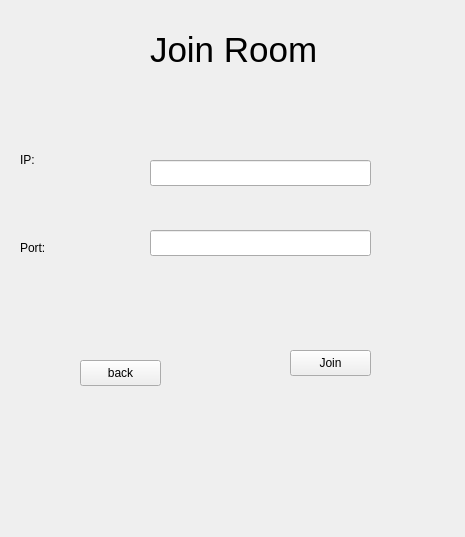
Old version of the form Client/Presentation/JoinRoom/JoinRoomPage.ui in the repository Mohsenhatami000/PlaTwo.
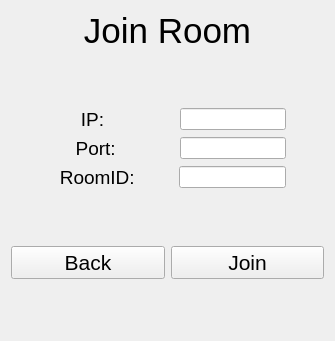
New version of the form.

Commit message: fix: resolve ui layout and logic

```diff
--- a/Client/Presentation/JoinRoom/JoinRoomPage.ui
+++ b/Client/Presentation/JoinRoom/JoinRoomPage.ui
@@ -6,98 +6,275 @@
    <rect>
     <x>0</x>
     <y>0</y>
-    <width>465</width>
-    <height>537</height>
+    <width>335</width>
+    <height>341</height>
    </rect>
   </property>
   <property name="windowTitle">
    <string>Form</string>
   </property>
-  <widget class="QLabel" name="label">
-   <property name="geometry">
-    <rect>
-     <x>150</x>
-     <y>10</y>
-     <width>261</width>
-     <height>81</height>
-    </rect>
-   </property>
-   <property name="text">
-    <string>&lt;html&gt;&lt;head/&gt;&lt;body&gt;&lt;p&gt;&lt;span style=&quot; font-size:26pt;&quot;&gt;Join Room&lt;/span&gt;&lt;/p&gt;&lt;/body&gt;&lt;/html&gt;</string>
-   </property>
-  </widget>
-  <widget class="QLabel" name="label_2">
-   <property name="geometry">
-    <rect>
-     <x>20</x>
-     <y>150</y>
-     <width>91</width>
-     <height>20</height>
-    </rect>
-   </property>
-   <property name="text">
-    <string>IP:</string>
-   </property>
-  </widget>
-  <widget class="QLabel" name="label_3">
-   <property name="geometry">
-    <rect>
-     <x>20</x>
-     <y>240</y>
-     <width>49</width>
-     <height>16</height>
-    </rect>
-   </property>
-   <property name="text">
-    <string>Port:</string>
-   </property>
-  </widget>
-  <widget class="QLineEdit" name="lineEdit_ip">
-   <property name="geometry">
-    <rect>
-     <x>150</x>
-     <y>160</y>
-     <width>221</width>
-     <height>26</height>
-    </rect>
-   </property>
-  </widget>
-  <widget class="QLineEdit" name="lineEdit_port">
-   <property name="geometry">
-    <rect>
-     <x>150</x>
-     <y>230</y>
-     <width>221</width>
-     <height>26</height>
-    </rect>
-   </property>
-  </widget>
-  <widget class="QPushButton" name="pushButtonback">
-   <property name="geometry">
-    <rect>
-     <x>80</x>
-     <y>360</y>
-     <width>81</width>
-     <height>26</height>
-    </rect>
-   </property>
-   <property name="text">
-    <string>back</string>
-   </property>
-  </widget>
-  <widget class="QPushButton" name="pushButtonjoin">
-   <property name="geometry">
-    <rect>
-     <x>290</x>
-     <y>350</y>
-     <width>81</width>
-     <height>26</height>
-    </rect>
-   </property>
-   <property name="text">
-    <string>Join</string>
-   </property>
-  </widget>
+  <layout class="QVBoxLayout" name="verticalLayout">
+   <item>
+    <widget class="QLabel" name="label_join_room">
+     <property name="text">
+      <string>&lt;html&gt;&lt;head/&gt;&lt;body&gt;&lt;p&gt;&lt;span style=&quot; font-size:26pt;&quot;&gt;Join Room&lt;/span&gt;&lt;/p&gt;&lt;/body&gt;&lt;/html&gt;</string>
+     </property>
+     <property name="alignment">
+      <set>Qt::AlignmentFlag::AlignCenter</set>
+     </property>
+    </widget>
+   </item>
+   <item>
+    <spacer name="verticalSpacer">
+     <property name="orientation">
+      <enum>Qt::Orientation::Vertical</enum>
+     </property>
+     <property name="sizeHint" stdset="0">
+      <size>
+       <width>20</width>
+       <height>40</height>
+      </size>
+     </property>
+    </spacer>
+   </item>
+   <item>
+    <layout class="QHBoxLayout" name="horizontalLayout_5">
+     <item>
+      <spacer name="horizontalSpacer_4">
+       <property name="orientation">
+        <enum>Qt::Orientation::Horizontal</enum>
+       </property>
+       <property name="sizeHint" stdset="0">
+        <size>
+         <width>40</width>
+         <height>20</height>
+        </size>
+       </property>
+      </spacer>
+     </item>
+     <item>
+      <widget class="QLabel" name="label_2">
+       <property name="font">
+        <font>
+         <pointsize>14</pointsize>
+        </font>
+       </property>
+       <property name="text">
+        <string>      IP:      </string>
+       </property>
+       <property name="alignment">
+        <set>Qt::AlignmentFlag::AlignCenter</set>
+       </property>
+      </widget>
+     </item>
+     <item>
+      <spacer name="horizontalSpacer">
+       <property name="orientation">
+        <enum>Qt::Orientation::Horizontal</enum>
+       </property>
+       <property name="sizeHint" stdset="0">
+        <size>
+         <width>40</width>
+         <height>20</height>
+        </size>
+       </property>
+      </spacer>
+     </item>
+     <item>
+      <widget class="QLineEdit" name="lineEdit_ip"/>
+     </item>
+     <item>
+      <spacer name="horizontalSpacer_5">
+       <property name="orientation">
+        <enum>Qt::Orientation::Horizontal</enum>
+       </property>
+       <property name="sizeHint" stdset="0">
+        <size>
+         <width>40</width>
+         <height>20</height>
+        </size>
+       </property>
+      </spacer>
+     </item>
+    </layout>
+   </item>
+   <item>
+    <layout class="QHBoxLayout" name="horizontalLayout_8">
+     <item>
+      <spacer name="horizontalSpacer_6">
+       <property name="orientation">
+        <enum>Qt::Orientation::Horizontal</enum>
+       </property>
+       <property name="sizeHint" stdset="0">
+        <size>
+         <width>40</width>
+         <height>20</height>
+        </size>
+       </property>
+      </spacer>
+     </item>
+     <item>
+      <widget class="QLabel" name="label_3">
+       <property name="font">
+        <font>
+         <pointsize>14</pointsize>
+        </font>
+       </property>
+       <property name="text">
+        <string>     Port:    </string>
+       </property>
+       <property name="alignment">
+        <set>Qt::AlignmentFlag::AlignCenter</set>
+       </property>
+      </widget>
+     </item>
+     <item>
+      <spacer name="horizontalSpacer_2">
+       <property name="orientation">
+        <enum>Qt::Orientation::Horizontal</enum>
+       </property>
+       <property name="sizeHint" stdset="0">
+        <size>
+         <width>40</width>
+         <height>20</height>
+        </size>
+       </property>
+      </spacer>
+     </item>
+     <item>
+      <widget class="QLineEdit" name="lineEdit_port"/>
+     </item>
+     <item>
+      <spacer name="horizontalSpacer_7">
+       <property name="orientation">
+        <enum>Qt::Orientation::Horizontal</enum>
+       </property>
+       <property name="sizeHint" stdset="0">
+        <size>
+         <width>40</width>
+         <height>20</height>
+        </size>
+       </property>
+      </spacer>
+     </item>
+    </layout>
+   </item>
+   <item>
+    <layout class="QHBoxLayout" name="horizontalLayout_7">
+     <item>
+      <spacer name="horizontalSpacer_8">
+       <property name="orientation">
+        <enum>Qt::Orientation::Horizontal</enum>
+       </property>
+       <property name="sizeHint" stdset="0">
+        <size>
+         <width>40</width>
+         <height>20</height>
+        </size>
+       </property>
+      </spacer>
+     </item>
+     <item>
+      <widget class="QLabel" name="label_room_id">
+       <property name="font">
+        <font>
+         <pointsize>14</pointsize>
+        </font>
+       </property>
+       <property name="text">
+        <string>  RoomID:</string>
+       </property>
+       <property name="alignment">
+        <set>Qt::AlignmentFlag::AlignCenter</set>
+       </property>
+      </widget>
+     </item>
+     <item>
+      <spacer name="horizontalSpacer_3">
+       <property name="orientation">
+        <enum>Qt::Orientation::Horizontal</enum>
+       </property>
+       <property name="sizeHint" stdset="0">
+        <size>
+         <width>40</width>
+         <height>20</height>
+        </size>
+       </property>
+      </spacer>
+     </item>
+     <item>
+      <widget class="QLineEdit" name="lineEdit_room_id"/>
+     </item>
+     <item>
+      <spacer name="horizontalSpacer_9">
+       <property name="orientation">
+        <enum>Qt::Orientation::Horizontal</enum>
+       </property>
+       <property name="sizeHint" stdset="0">
+        <size>
+         <width>40</width>
+         <height>20</height>
+        </size>
+       </property>
+      </spacer>
+     </item>
+    </layout>
+   </item>
+   <item>
+    <spacer name="verticalSpacer_2">
+     <property name="orientation">
+      <enum>Qt::Orientation::Vertical</enum>
+     </property>
+     <property name="sizeHint" stdset="0">
+      <size>
+       <width>20</width>
+       <height>40</height>
+      </size>
+     </property>
+    </spacer>
+   </item>
+   <item>
+    <layout class="QHBoxLayout" name="horizontalLayout_9">
+     <item>
+      <widget class="QPushButton" name="pushButton_back">
+       <property name="font">
+        <font>
+         <pointsize>16</pointsize>
+        </font>
+       </property>
+       <property name="text">
+        <string>Back</string>
+       </property>
+      </widget>
+     </item>
+     <item>
+      <widget class="QPushButton" name="pushButton_join">
+       <property name="font">
+        <font>
+         <pointsize>16</pointsize>
+        </font>
+       </property>
+       <property name="text">
+        <string>Join</string>
+       </property>
+      </widget>
+     </item>
+    </layout>
+   </item>
+   <item>
+    <spacer name="verticalSpacer_3">
+     <property name="orientation">
+      <enum>Qt::Orientation::Vertical</enum>
+     </property>
+     <property name="sizeHint" stdset="0">
+      <size>
+       <width>20</width>
+       <height>40</height>
+      </size>
+     </property>
+    </spacer>
+   </item>
+  </layout>
  </widget>
  <resources/>
  <connections/>
```
The commit also changes 20 other files.
